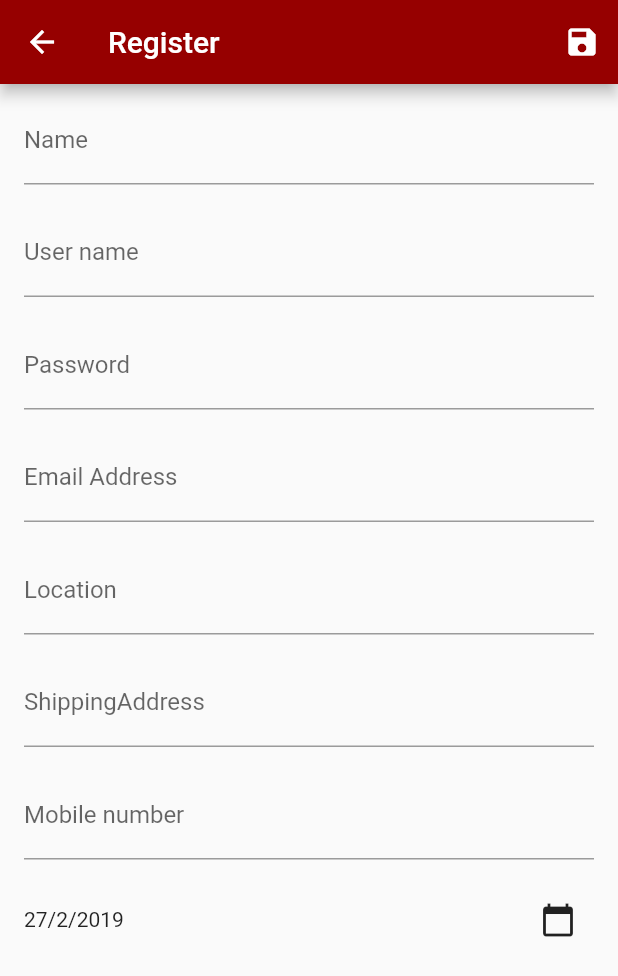
After one commit to ajilo297/flutter-task, a Flutter app: the screen it shows after launch, after a tap on "New User? Register", on a phone screen of 412 x 824 dp. The commit adds this screen. Shown: the top 976 px of the screen. Run offline on Flutter 3.47's test engine with Material 2 defaults, Android fonts, the phone set to English and light mode, and no system bars.

Commit message:
Added Register Page and Login Page

```diff
--- a/lib/main.dart
+++ b/lib/main.dart
@@ -14,8 +14,9 @@ class MainApplicationState extends State<MainApplication> {
   Widget build(BuildContext context) {
     return MaterialApp(
       theme: ThemeData(
-        primaryColor: Colors.red,
-        brightness: Brightness.dark,
+        primaryColor: Color.fromARGB(255, 150, 0, 0),
+        accentColor: Color.fromARGB(255, 155, 0, 155),
+        brightness: Brightness.light,
       ),
       routes: {
         "/": (_) => LoginPage(),
--- a/lib/models/user_model.dart
+++ b/lib/models/user_model.dart
@@ -7,8 +7,8 @@ class UserModel {
   final String emailAddress;
   final String location;
   final String shippingAddress;
-  final num mobileNumber;
-  final DateTime dateOfBirth;
+  final String mobileNumber;
+  final String dateOfBirth;
   final bool privacyPolicy;
 
   UserModel({
--- a/lib/pages/login_page.dart
+++ b/lib/pages/login_page.dart
@@ -58,7 +58,9 @@ class LoginPageState extends State<LoginPage> {
           ),
           _spacer,
           _spacer,
-          _buttonRow(),
+          _loginButton(),
+          _spacer,
+          _registerButton(),
         ],
       ),
     );
@@ -72,6 +74,32 @@ class LoginPageState extends State<LoginPage> {
         _spacer,
         RaisedButton(child: Text("Login"), onPressed: _login),
       ],
+    );
+  }
+
+  Widget _loginButton() {
+    return RaisedButton(
+      color: Color.fromARGB(255, 150, 0, 0),
+       shape: StadiumBorder(),
+        child: Container(
+          padding: EdgeInsets.symmetric(vertical: 16.0, horizontal: 16.0),
+          child: Text(
+            "LOGIN",
+            textAlign: TextAlign.center,
+            style:TextStyle(color: Colors.white),
+          ),
+          width: double.infinity,
+        ),
+        onPressed: _login);
+  }
+
+  Widget _registerButton() {
+    return FlatButton(
+      onPressed: _register,
+      child: Text(
+        "New User? Register",
+        style: TextStyle(fontSize: 14.0),
+      ),
     );
   }
 
@@ -100,11 +128,15 @@ class LoginPageState extends State<LoginPage> {
     });
   }
 
+  void _register() {
+    NavigatorManager.navigateToRegisterPage(context: context);
+  }
+
   void _login() {
     String username = userNameController.text;
     String password = passwordController.text;
 
-    if (!_isUsernameValid(userName: username)) {
+    if (!isUsernameValid(userName: username)) {
       Utils.showSnackBar(
         scaffoldKey: _scaffoldStateKey,
         message: "Enter a valid username",
@@ -112,7 +144,7 @@ class LoginPageState extends State<LoginPage> {
       return;
     }
 
-    if (!_isPasswordValid(password: password)) {
+    if (!isPasswordValid(password: password)) {
       Utils.showSnackBar(
         scaffoldKey: _scaffoldStateKey,
         message: "Enter a valid password",
@@ -120,16 +152,36 @@ class LoginPageState extends State<LoginPage> {
       return;
     }
 
-    DatabaseManager.login(username: username, password: password);
+    DatabaseManager.login(
+      username: username,
+      password: password,
+    ).then((b) {
+      if (b)
+        _navigateToHomePage();
+      else {
+        Utils.showSnackBar(
+          scaffoldKey: _scaffoldStateKey,
+          message: "Invalid Credentials",
+        );
+      }
+    });
   }
 
-  bool _isUsernameValid({@required String userName}) {
+  void _navigateToHomePage() {
+    NavigatorManager.navigateToHomePage(context: context);
+  }
+
+  @visibleForTesting
+  bool isUsernameValid({@required String userName}) {
     assert(userName != null);
     if (userName.isEmpty) return false;
+    if (userName.length < 6) return false;
+    if (userName.contains(new RegExp(r'[@!#$%^&*()]'))) return false;
     return true;
   }
 
-  bool _isPasswordValid({@required String password}) {
+  @visibleForTesting
+  bool isPasswordValid({@required String password}) {
     assert(password != null);
     if (password.isEmpty) return false;
     if (password.length < 6) return false;
--- a/lib/pages/pages.dart
+++ b/lib/pages/pages.dart
@@ -1 +1,3 @@
 export 'login_page.dart';
+export 'home_page.dart';
+export 'register_page.dart';
--- /dev/null
+++ b/lib/pages/register_page.dart
@@ -0,0 +1,196 @@
+import 'package:flutter/material.dart';
+
+import 'package:flutter_app/utils/utils.dart';
+import 'package:flutter_app/models/models.dart';
+
+class RegisterPage extends StatefulWidget {
+  final String title;
+
+  RegisterPage({this.title});
+
+  @override
+  RegisterPageState createState() => RegisterPageState();
+}
+
+class RegisterPageState extends State<RegisterPage> {
+  final TextEditingController nameController = TextEditingController();
+  final TextEditingController usernameController = TextEditingController();
+  final TextEditingController passwordController = TextEditingController();
+  final TextEditingController emailAddressController = TextEditingController();
+  final TextEditingController locationController = TextEditingController();
+  final TextEditingController shippingAddressController =
+      TextEditingController();
+  final TextEditingController mobileController = TextEditingController();
+
+  DateTime dateOfBirth;
+
+  String _title;
+
+  @override
+  void initState() {
+    super.initState();
+    _title = widget.title ?? 'Register';
+  }
+
+  @override
+  Widget build(BuildContext context) {
+    return Scaffold(
+      appBar: AppBar(
+        title: Text("$_title"),
+        actions: <Widget>[
+          IconButton(icon: Icon(Icons.save), onPressed: _register)
+        ],
+      ),
+      body: ListView(
+        children: <Widget>[
+          _nameField(),
+          _userNameField(),
+          _passwordField(),
+          _emailAddressField(),
+          _locationField(),
+          _shippingAddressField(),
+          _mobileField(),
+          _dateOfBirthField(),
+          _privacyPolicyField(),
+        ],
+      ),
+    );
+  }
+
+  Widget _nameField() {
+    return _formattedTextField(
+      hint: "Name",
+      controller: nameController,
+    );
+  }
+
+  Widget _userNameField() {
+    return _formattedTextField(
+      hint: "User name",
+      controller: usernameController,
+    );
+  }
+
+  Widget _passwordField() {
+    return _formattedTextField(
+      hint: "Password",
+      controller: passwordController,
+      isPassword: true,
+    );
+  }
+
+  Widget _emailAddressField() {
+    return _formattedTextField(
+        hint: "Email Address",
+        controller: emailAddressController,
+        keyboardType: TextInputType.emailAddress);
+  }
+
+  Widget _locationField() {
+    return _formattedTextField(
+      hint: "Location",
+      controller: locationController,
+    );
+  }
+
+  Widget _shippingAddressField() {
+    return _formattedTextField(
+      hint: "ShippingAddress",
+      controller: shippingAddressController,
+    );
+  }
+
+  Widget _mobileField() {
+    return _formattedTextField(
+        hint: "Mobile number",
+        controller: mobileController,
+        keyboardType: TextInputType.phone);
+  }
+
+  Widget _dateOfBirthField() {
+    DateTime dob = dateOfBirth ?? DateTime.now();
+
+    return Padding(
+      padding: const EdgeInsets.symmetric(horizontal: 16.0, vertical: 8.0),
+      child: Row(
+        crossAxisAlignment: CrossAxisAlignment.center,
+        children: <Widget>[
+          Expanded(child: Text("${_formattedDateTime(dateTime: dob)}")),
+          IconButton(icon: Icon(Icons.calendar_today), onPressed: _selectDate),
+        ],
+      ),
+    );
+  }
+
+  String _formattedDateTime({@required DateTime dateTime}) {
+    assert(dateTime != null);
+    String dateString = '';
+    dateString += '${dateTime.day}/';
+    dateString += '${dateTime.month}/';
+    dateString += '${dateTime.year}';
+    return dateString;
+  }
+
+  Widget _privacyPolicyField() {
+    return Container();
+  }
+
+  Widget _formattedTextField({
+    @required String hint,
+    TextEditingController controller,
+    bool isPassword = false,
+    bool enabled = true,
+    TextInputType keyboardType = TextInputType.text,
+    int maxLines = 1,
+    VoidCallback onTap,
+  }) {
+    assert(hint != null);
+    return Padding(
+      padding: const EdgeInsets.symmetric(vertical: 8.0, horizontal: 16.0),
+      child: TextField(
+        decoration: InputDecoration(labelText: hint),
+        controller: controller,
+        obscureText: isPassword,
+        enabled: enabled,
+        keyboardType: keyboardType,
+        maxLines: maxLines,
+        onTap: onTap,
+      ),
+    );
+  }
+
+  void _selectDate() {
+    print('Called on tap');
+    showDatePicker(
+      context: context,
+      initialDate: DateTime(2010, 1, 1),
+      firstDate: DateTime(1940),
+      lastDate: DateTime(2010, 12, 31),
+    ).then((selectedDate) => setState(() => dateOfBirth = selectedDate));
+  }
+
+  void _register() {
+    String nameString = nameController.text;
+    String userNameString = usernameController.text;
+    String passwordString = passwordController.text;
+    String emailString = emailAddressController.text;
+    String locationString = locationController.text;
+    String shippingString = shippingAddressController.text;
+    String mobileString = mobileController.text;
+    String dateOfBirthString = _formattedDateTime(dateTime: dateOfBirth);
+
+    UserModel userModel = UserModel(
+      name: nameString,
+      password: passwordString,
+      username: userNameString,
+      shippingAddress: shippingString,
+      mobileNumber: mobileString,
+      location: locationString,
+      emailAddress: emailString,
+      dateOfBirth: dateOfBirthString,
+      privacyPolicy: true,
+    );
+
+    DatabaseManager.register(model: userModel);
+  }
+}
--- a/lib/utils/database_manager.dart
+++ b/lib/utils/database_manager.dart
@@ -1,12 +1,21 @@
 import 'package:meta/meta.dart';
+import 'package:flutter_app/models/models.dart';
 
 class DatabaseManager {
-
-  static Future<void> login({
+  static Future<bool> login({
     @required String username,
     @required String password,
-  }) {
-    // TODO: - Complete implementation
-    return null;
+  }) async {
+    // TODO: - Complete Implementation
+    await Future.delayed(Duration(seconds: 2));
+    return true;
+  }
+
+  static Future<bool> register({
+    UserModel model
+  }) async {
+    // TODO: - Complete Implementation
+    await Future.delayed(Duration(seconds: 2));
+    return false;
   }
 }
--- /dev/null
+++ b/lib/utils/navigator_manager.dart
@@ -0,0 +1,19 @@
+import 'package:flutter/material.dart';
+
+import 'package:flutter_app/pages/pages.dart';
+
+class NavigatorManager {
+  static void navigateToHomePage({@required BuildContext context}) {
+    _navigate(context: context, page: HomePage());
+  }
+
+  static void navigateToRegisterPage({@required BuildContext context}) {
+    _navigate(context: context, page: RegisterPage());
+  }
+
+  static void _navigate({@required BuildContext context, @required Widget page}) {
+    assert(context!=null);
+    assert(page!=null);
+    Navigator.push(context, MaterialPageRoute(builder: (_) => page));
+  }
+}
--- a/lib/utils/utils.dart
+++ b/lib/utils/utils.dart
@@ -1,5 +1,6 @@
 export 'api_manager.dart';
 export 'database_manager.dart';
+export 'navigator_manager.dart';
 
 import "package:flutter/material.dart";
 
```
Also changed, not shown: lib/pages/home_page.dart (added, +15 -0 lines), 2 other files.
